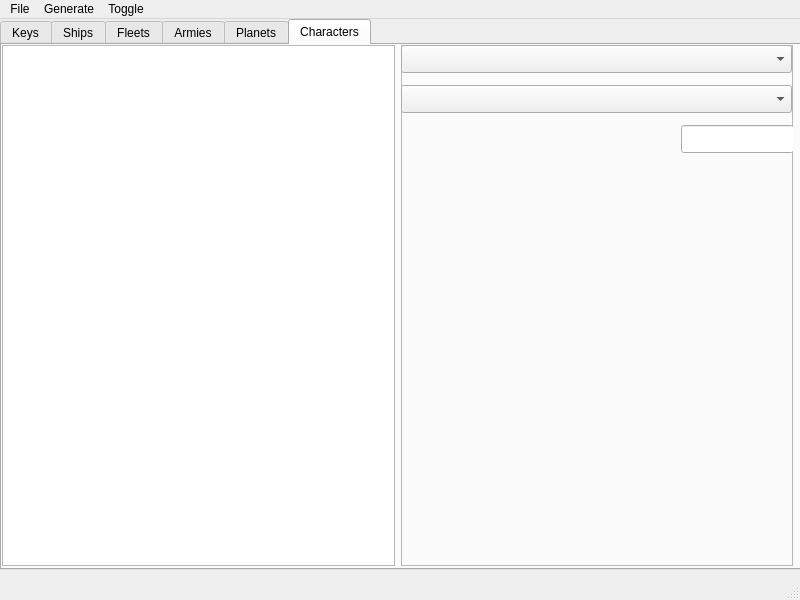
Qt form mainwindow.ui (jasonjk192/nameListMaker) before a commit.
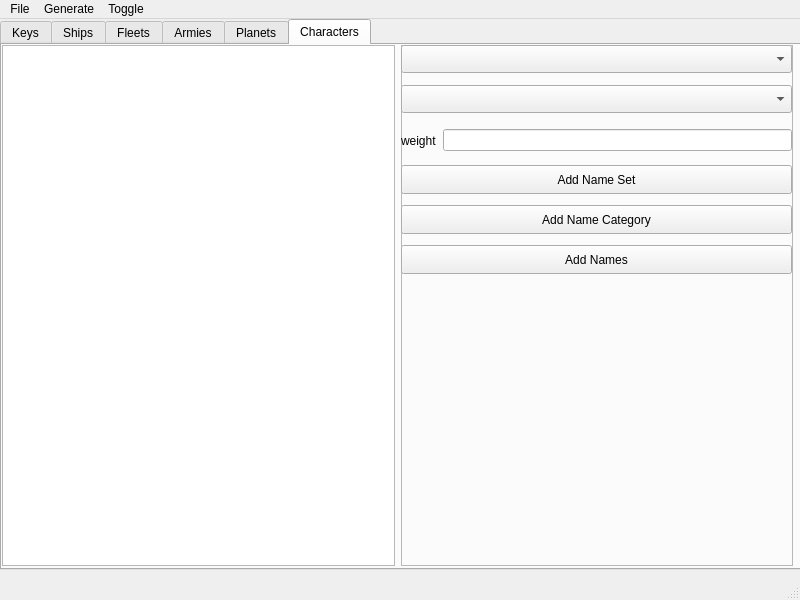
The same form after that commit. The open tabs and pages were chosen to show the change.

Diff of the .ui file:
```diff
--- a/mainwindow.ui
+++ b/mainwindow.ui
@@ -347,14 +347,65 @@
            </rect>
           </property>
          </widget>
-         <widget class="QLineEdit" name="lineEdit_character_name_set_weight">
+         <widget class="QWidget" name="horizontalLayoutWidget_7">
           <property name="geometry">
            <rect>
-            <x>280</x>
+            <x>0</x>
             <y>80</y>
-            <width>113</width>
-            <height>28</height>
+            <width>391</width>
+            <height>31</height>
            </rect>
+          </property>
+          <layout class="QHBoxLayout" name="horizontalLayout_character_weight">
+           <item>
+            <widget class="QLabel" name="label_character_name_weight">
+             <property name="text">
+              <string>weight</string>
+             </property>
+            </widget>
+           </item>
+           <item>
+            <widget class="QLineEdit" name="lineEdit_character_name_set_weight"/>
+           </item>
+          </layout>
+         </widget>
+         <widget class="QPushButton" name="pushButton_character_add_name_set">
+          <property name="geometry">
+           <rect>
+            <x>0</x>
+            <y>120</y>
+            <width>391</width>
+            <height>29</height>
+           </rect>
+          </property>
+          <property name="text">
+           <string>Add Name Set</string>
+          </property>
+         </widget>
+         <widget class="QPushButton" name="pushButton_character_add_name_category">
+          <property name="geometry">
+           <rect>
+            <x>0</x>
+            <y>160</y>
+            <width>391</width>
+            <height>29</height>
+           </rect>
+          </property>
+          <property name="text">
+           <string>Add Name Category</string>
+          </property>
+         </widget>
+         <widget class="QPushButton" name="pushButton_character_add_names">
+          <property name="geometry">
+           <rect>
+            <x>0</x>
+            <y>200</y>
+            <width>391</width>
+            <height>29</height>
+           </rect>
+          </property>
+          <property name="text">
+           <string>Add Names</string>
           </property>
          </widget>
         </widget>
```
Left out of the diff: 114 changed lines with no effect on the pictures.
